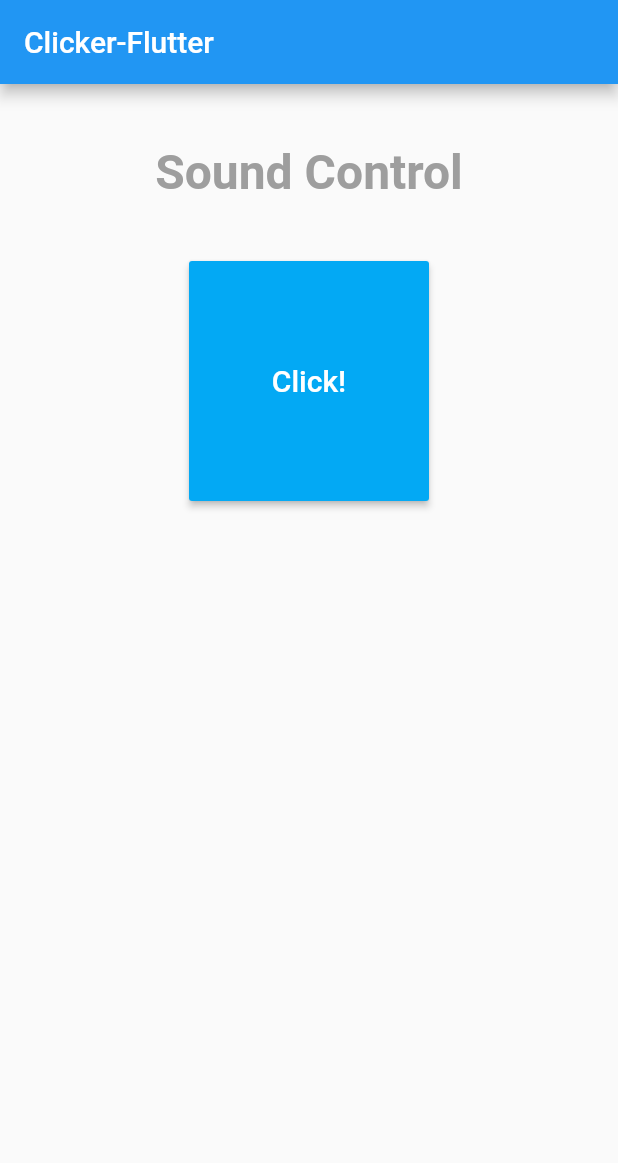
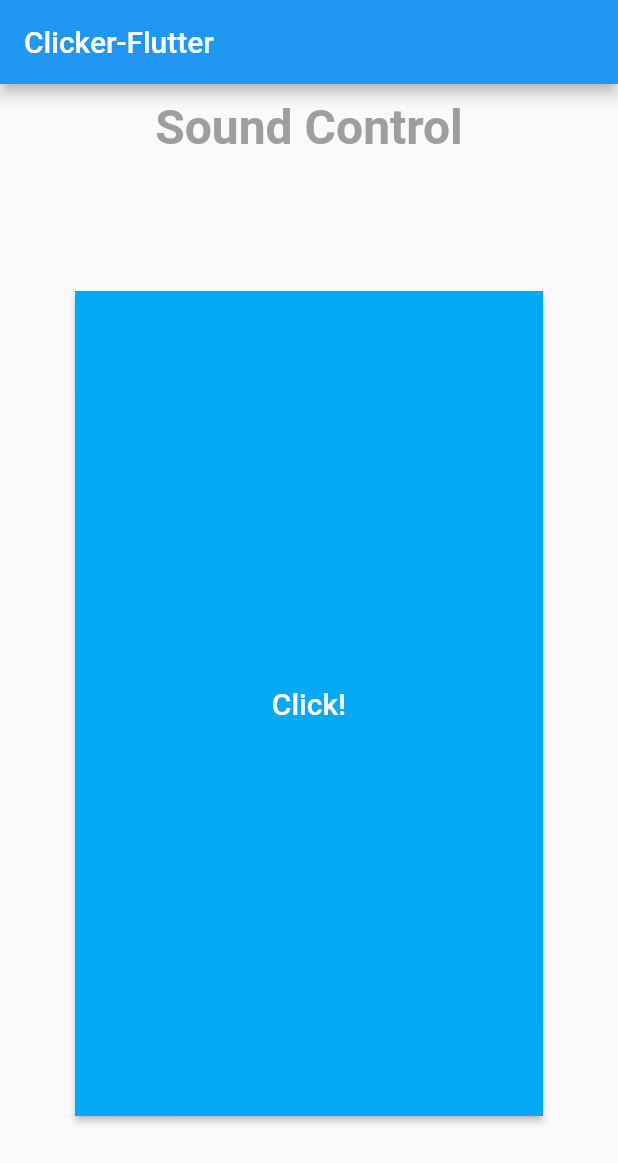
Before and after one commit to honoru/flutter_clicker, a Flutter app: the screen it shows after launch, on a phone screen of 412 x 824 dp. Shown: the top 1163 px of the screen. Run offline on Flutter 3.47's test engine with Material 2 defaults, Android fonts, the phone set to English and light mode, and no system bars; our stand-ins replace audioplayers, fluttertoast, shared_preferences; missing offline and left inert: volume.

Commit message:
UI 및 mp3 변경

```diff
--- a/lib/main.dart
+++ b/lib/main.dart
@@ -49,18 +49,22 @@ class _MyAppState extends State<MyApp> {
         ),
         body: Center(
           child: Column(
-            mainAxisAlignment: MainAxisAlignment.start,
+            crossAxisAlignment: CrossAxisAlignment.stretch,
             children: <Widget>[
               Container(
-                margin: const EdgeInsets.only(top: 40.0),
-                child: Text(
+                /* decoration: new BoxDecoration(
+                    border: new Border.\(color: Colors.black)),*/
+                padding: const EdgeInsets.fromLTRB(0, 0, 0, 10.0),
+                margin: const EdgeInsets.only(top: 10.0),
+                child: Column(
+                  children: <Widget>[
+                    Text(
                       'Sound Control',
                       textAlign: TextAlign.right,
                       style: TextStyle(
                         color: Colors.grey[500],
                         fontSize: 32.0,
                         fontWeight: FontWeight.bold,
-                  ),
                       ),
                     ),
                     (currentVol != null || maxVol != null)
@@ -75,15 +79,22 @@ class _MyAppState extends State<MyApp> {
                             },
                           )
                         : Container(),
-              Container(
-                margin: new EdgeInsets.fromLTRB(0.0, 40.0, 0.0, 10.0),
-                child: MaterialButton(
-                    minWidth: 160.0,
-                    height: 160.0,
+                  ],
+                ),
+              ),
+              Expanded(
+                child: Container(
+                  margin: const EdgeInsets.fromLTRB(50.0, 80.0, 50.0, 80.0),
+                  color: Colors.red,
+                  //margin: const EdgeInsets.fromLTRB(0, 50.0, 0, 50.0),
+                  child: new SizedBox(
+                    width: 30.0,
+                    height: 10.0,
+                    child: new MaterialButton(
                         color: Colors.lightBlue,
                         child: Text(
                           "Click!",
-                      style: new TextStyle(
+                          style: TextStyle(
                             fontSize: 20.0,
                             color: Colors.white,
                           ),
@@ -92,6 +103,8 @@ class _MyAppState extends State<MyApp> {
                           // Do something here
                           _incrementCounter();
                         }),
+                  ),
+                ),
               ),
             ],
           ),
```
Also changed, not shown: 1 other file. Lines whose indentation alone changed are shown as unchanged.
